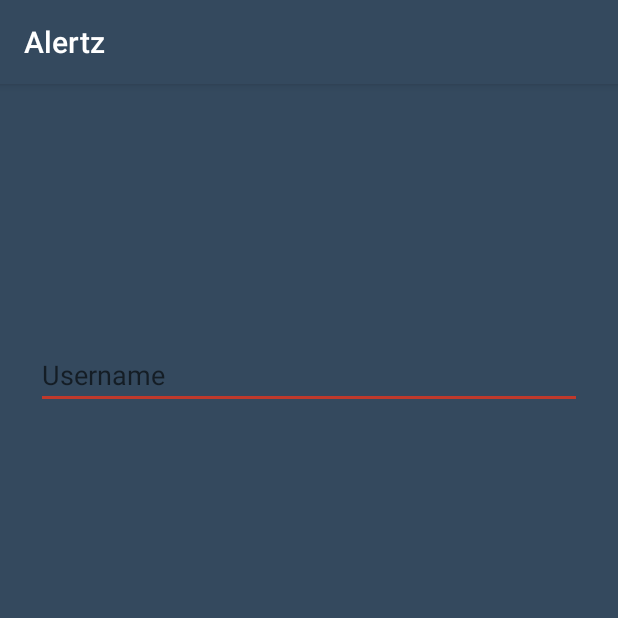
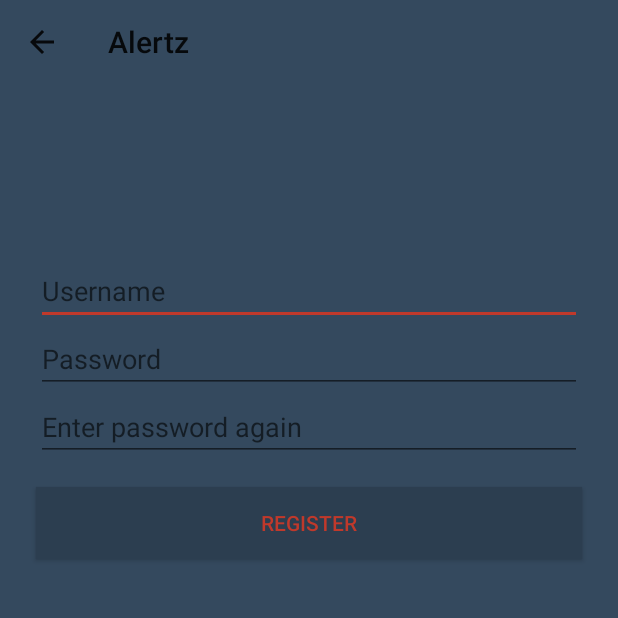
Before and after one commit to droidappsfactory/Alertz, an Android app: the SignUpActivity screen opened directly, with no data from a screen before it, on a phone screen of 412 x 824 dp, the top half of it. Run offline under Robolectric (Android 15) with nearby library versions, the phone set to English and light mode, and no system bars; our stand-ins replace Firebase (no records; nobody signed in at launch, a user with empty details on screens opened directly).

Commit message:
First copy

```diff
--- a/app/src/main/AndroidManifest.xml
+++ b/app/src/main/AndroidManifest.xml
@@ -34,7 +34,8 @@
                 <category android:name="android.intent.category.LAUNCHER" />
             </intent-filter>
         </activity>
-        <activity android:name=".SignUpActivity"/>
+        <activity android:name=".SignUpActivity"
+            android:theme="@style/AppThemeNoActionBar"/>
         <activity android:name=".AlertzActivity"/>
         <activity android:name=".AlarmAlertActivity"/>
 
--- a/app/src/main/java/com/droidappsfactory/alertz/AlertzActivity.java
+++ b/app/src/main/java/com/droidappsfactory/alertz/AlertzActivity.java
@@ -134,4 +134,6 @@ public class AlertzActivity extends AppCompatActivity  implements AlertzList.OnA
 
         return super.onOptionsItemSelected(item);
     }
+
+
 }
--- a/app/src/main/java/com/droidappsfactory/alertz/SignUpActivity.java
+++ b/app/src/main/java/com/droidappsfactory/alertz/SignUpActivity.java
@@ -6,7 +6,10 @@ import android.os.Bundle;
 import android.support.annotation.NonNull;
 import android.support.annotation.Nullable;
 import android.support.v7.app.AppCompatActivity;
+import android.support.v7.widget.Toolbar;
 import android.text.TextUtils;
+import android.view.Menu;
+import android.view.MenuItem;
 import android.view.View;
 import android.widget.Button;
 import android.widget.EditText;
@@ -32,9 +35,10 @@ public class SignUpActivity extends AppCompatActivity {
     private FirebaseAuth.AuthStateListener mAuthListener;
 
     Context context;
-    EditText et_username,et_passowrd;
+    EditText et_username,et_passowrd,et_retype_pwd;
     Button bt_register;
     ProgressDialog progressDialog;
+    Toolbar toolbar;
 
     @Override
     protected void onCreate(@Nullable Bundle savedInstanceState) {
@@ -50,12 +54,23 @@ public class SignUpActivity extends AppCompatActivity {
             public void onClick(View view) {
                 String userName = et_username.getText().toString().trim();
                 String passWord = et_passowrd.getText().toString().trim();
+                String retypePassWord = et_retype_pwd.getText().toString();
                 if(TextUtils.isEmpty(userName)){
                     Toast.makeText(context,"Please enter username",Toast.LENGTH_SHORT).show();
                     return;
                 }
                 if(TextUtils.isEmpty(passWord)){
                     Toast.makeText(context,"Please enter password",Toast.LENGTH_SHORT).show();
+                    return;
+                }
+                if(TextUtils.isEmpty(retypePassWord)){
+                    Toast.makeText(context,"Please re-enter your password",Toast.LENGTH_SHORT).show();
+                    return;
+                }
+                if(passWord.equalsIgnoreCase(retypePassWord)){
+                    Toast.makeText(context,"Entered passwords didn't match",Toast.LENGTH_SHORT).show();
+                    et_passowrd.setText("");
+                    et_retype_pwd.setText("");
                     return;
                 }
 
@@ -83,9 +98,13 @@ public class SignUpActivity extends AppCompatActivity {
 
     private void init() {
         context = SignUpActivity.this;
+        toolbar = (Toolbar)findViewById(R.id.toolbar);
+        setSupportActionBar(toolbar);
+        getSupportActionBar().setDisplayHomeAsUpEnabled(true);
         progressDialog = new ProgressDialog(context);
         et_username = (EditText)findViewById(R.id.et_username);
         et_passowrd = (EditText)findViewById(R.id.et_pwd);
+        et_retype_pwd = (EditText)findViewById(R.id.et_retype_pwd);
         bt_register = (Button)findViewById(R.id.bt_register);
         mAuth = FirebaseAuth.getInstance();
         mAuthListener = new FirebaseAuth.AuthStateListener() {
@@ -106,7 +125,24 @@ public class SignUpActivity extends AppCompatActivity {
 
     }
 
+    @Override
+    public boolean onCreateOptionsMenu(Menu menu) {
+        return super.onCreateOptionsMenu(menu);
 
+    }
+
+    @Override
+    public boolean onOptionsItemSelected(MenuItem item) {
+        switch (item.getItemId()){
+            case android.R.id.home:
+                finish();
+                overridePendingTransition(R.anim.move_left_in_activity,R.anim.move_right_out_activity);
+                break;
+
+        }
+
+        return super.onOptionsItemSelected(item);
+    }
 
     @Override
     public void onStart() {
@@ -121,4 +157,11 @@ public class SignUpActivity extends AppCompatActivity {
             mAuth.removeAuthStateListener(mAuthListener);
         }
     }
+
+    @Override
+    public void onBackPressed() {
+        super.onBackPressed();
+        finish();
+        overridePendingTransition(R.anim.move_left_in_activity,R.anim.move_right_out_activity);
+    }
 }
--- a/app/src/main/res/layout/activity_signup.xml
+++ b/app/src/main/res/layout/activity_signup.xml
@@ -21,7 +21,9 @@
         app:layout_constraintHorizontal_bias="0.0"
         app:layout_constraintLeft_toLeftOf="parent"
         app:layout_constraintRight_toRightOf="parent"
-        app:layout_constraintTop_toTopOf="parent" />
+        app:layout_constraintTop_toTopOf="parent"
+        android:layout_marginStart="24dp"
+        android:layout_marginEnd="24dp" />
 
     <EditText
         android:id="@+id/et_pwd"
@@ -30,14 +32,15 @@
         android:layout_marginLeft="24dp"
         android:layout_marginRight="24dp"
         android:textColor="@color/colorAccent"
-        android:layout_marginTop="-379dp"
         android:ems="10"
         android:hint="@string/password"
         android:inputType="textPassword"
         app:layout_constraintHorizontal_bias="0.0"
         app:layout_constraintLeft_toLeftOf="parent"
         app:layout_constraintRight_toRightOf="parent"
-        app:layout_constraintTop_toBottomOf="@+id/et_username" />
+        app:layout_constraintTop_toBottomOf="@+id/et_username"
+        android:layout_marginStart="24dp"
+        android:layout_marginEnd="24dp" />
 
     <Button
         android:id="@+id/bt_register"
@@ -55,7 +58,9 @@
         app:layout_constraintRight_toRightOf="parent"
         app:layout_constraintBottom_toBottomOf="parent"
         app:layout_constraintVertical_bias="0.02"
-        app:layout_constraintTop_toBottomOf="@+id/et_retype_pwd" />
+        app:layout_constraintTop_toBottomOf="@+id/et_retype_pwd"
+        android:layout_marginStart="24dp"
+        android:layout_marginEnd="24dp" />
 
     <EditText
         android:id="@+id/et_retype_pwd"
@@ -63,14 +68,34 @@
         android:layout_height="wrap_content"
         android:layout_marginLeft="24dp"
         android:layout_marginRight="24dp"
-        android:layout_marginTop="-1dp"
         android:ems="10"
         android:textColor="@color/colorAccent"
         android:hint="@string/retypepwd"
         android:inputType="textPassword"
         app:layout_constraintLeft_toLeftOf="parent"
         app:layout_constraintRight_toRightOf="parent"
-        app:layout_constraintTop_toBottomOf="@+id/et_pwd" />
+        app:layout_constraintTop_toBottomOf="@+id/et_pwd"
+        android:layout_marginStart="24dp"
+        android:layout_marginEnd="24dp" />
+
+    <android.support.v7.widget.Toolbar
+        android:id="@+id/toolbar"
+        android:layout_width="0dp"
+        android:layout_height="?attr/actionBarSize"
+        android:layout_marginBottom="0dp"
+        android:layout_marginLeft="0dp"
+        android:layout_marginRight="0dp"
+        android:layout_marginTop="0dp"
+        android:title="@string/app_name"
+        android:background="?attr/colorPrimary"
+        android:minHeight="?attr/actionBarSize"
+        android:theme="?attr/actionBarTheme"
+        app:layout_constraintBottom_toTopOf="@+id/et_username"
+        app:layout_constraintLeft_toLeftOf="parent"
+        app:layout_constraintRight_toRightOf="parent"
+        app:layout_constraintTop_toTopOf="parent"
+        app:layout_constraintHorizontal_bias="0.0"
+        app:layout_constraintVertical_bias="0.0" />
 
 
 </android.support.constraint.ConstraintLayout>
--- a/app/src/main/res/values/styles.xml
+++ b/app/src/main/res/values/styles.xml
@@ -8,4 +8,15 @@
         <item name="colorAccent">@color/colorAccent</item>
     </style>
 
+    <style name="AppThemeNoActionBar" parent="Theme.AppCompat.Light.NoActionBar">
+        <!-- Customize your theme here. -->
+        <item name="colorPrimary">@color/colorPrimary</item>
+        <item name="colorPrimaryDark">@color/colorPrimaryDark</item>
+        <item name="colorAccent">@color/colorAccent</item>
+    </style>
+
+    <style name="AppTheme.AppBarOverlay" parent="ThemeOverlay.AppCompat.Dark.ActionBar" />
+
+    <style name="AppTheme.PopupOverlay" parent="ThemeOverlay.AppCompat.Light" />
+
 </resources>
```
